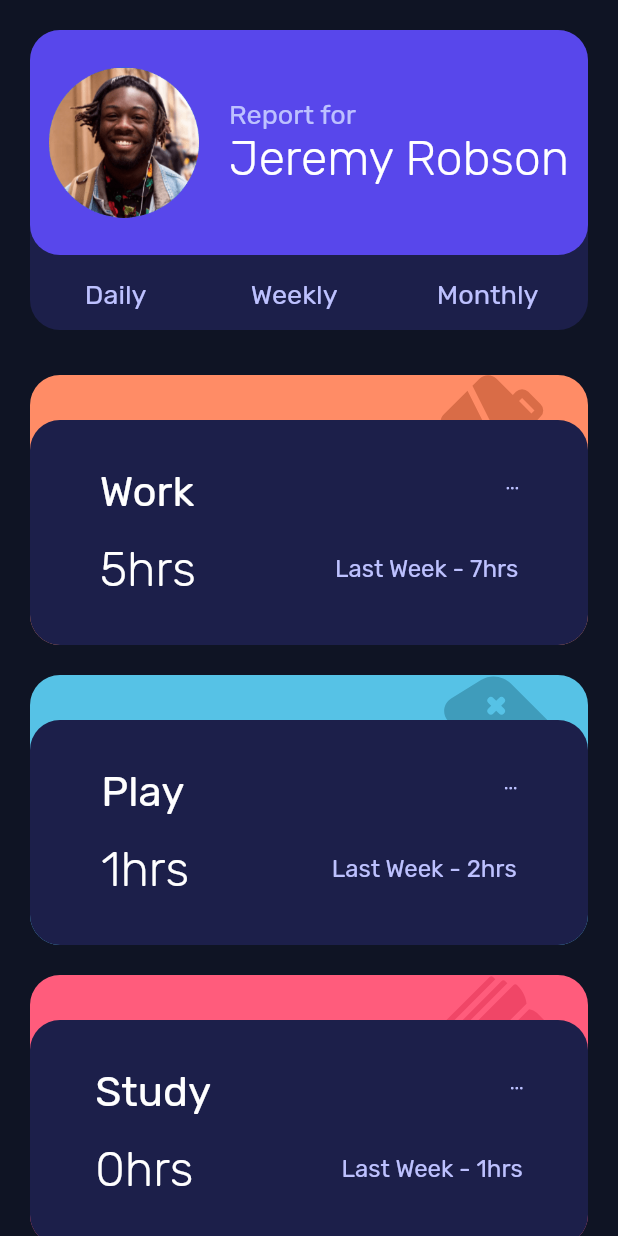
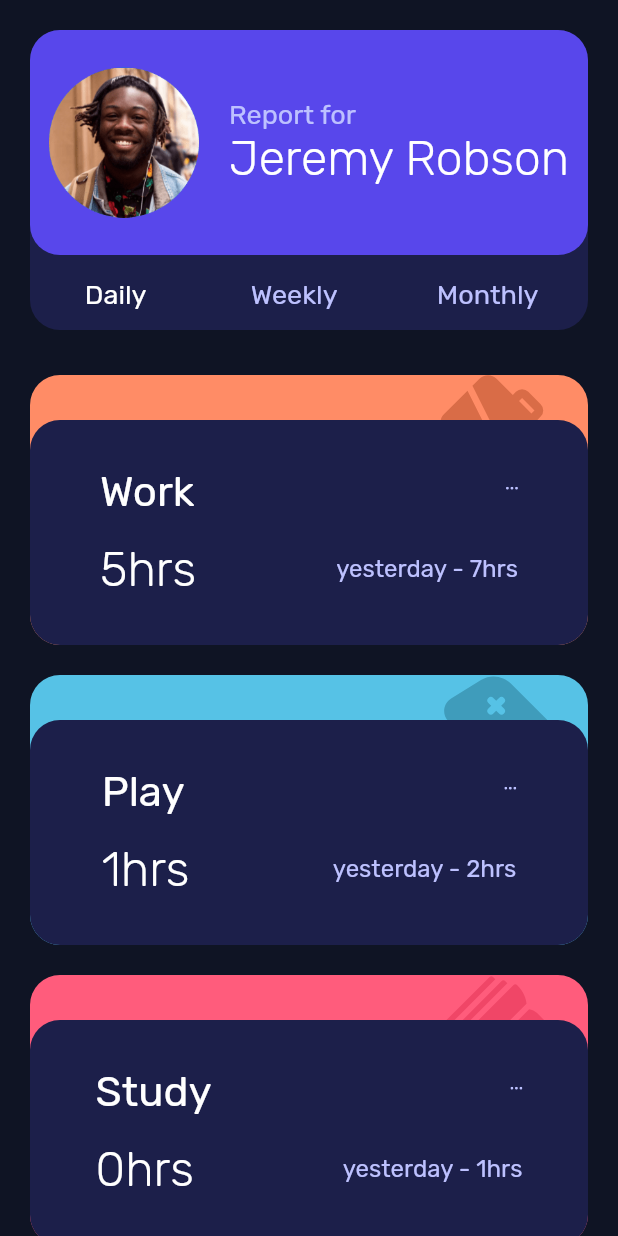
Before and after one commit to dileep9490/time_tracking_dashboard_ui, a Flutter app: the screen it shows after launch, after a tap on "Daily", on a phone screen of 412 x 824 dp. Run offline on Flutter 3.47's test engine with Material 2 defaults, Android fonts, the light colour scheme and no system bars; our stand-ins replace bloc, equatable, flutter_bloc, flutter_svg.

Commit message:
challenge completed

```diff
--- a/lib/dashboard/cubit/timeframe_cubit.dart
+++ b/lib/dashboard/cubit/timeframe_cubit.dart
@@ -3,15 +3,11 @@ import 'package:equatable/equatable.dart';
 
 part 'timeframe_state.dart';
 
-class TimeframeCubit extends Cubit<TimeframeState> {
-  TimeframeCubit() : super(TimeframeState(TimeFrame.daily));
-
-  int _index = 0;
+class TimeFrameCubit extends Cubit<TimeFrameState> {
+  TimeFrameCubit() : super(TimeFrameState(index: 0));
 
   void changeTimeFrame(int index) {
-    TimeframeState(TimeFrame.values[index]);
-    _index = index;
+    state.index = index;
+    emit(TimeFrameState(index: state.index));
   }
-
-  get timeFrameindex => _index;
 }
--- a/lib/dashboard/model/tracker.dart
+++ b/lib/dashboard/model/tracker.dart
@@ -2,23 +2,14 @@ import 'dart:convert';
 
 class Tracker {
   final String title;
-  final TimeFrame daily;
-  final TimeFrame weekly;
-  final TimeFrame monthly;
+  List<TimeFrame> timeframes = [];
 
   Tracker(
       {required this.title,
-      required this.daily,
-      required this.weekly,
-      required this.monthly});
-
-  Map<String, dynamic> toMap() {
-    return {
-      'title': title,
-      'daily': daily.toMap(),
-      'weekly': weekly.toMap(),
-      'monthly': monthly.toMap(),
-    };
+      required TimeFrame daily,
+      required TimeFrame weekly,
+      required TimeFrame monthly}) {
+    timeframes = [daily, weekly, monthly];
   }
 
   factory Tracker.fromMap(Map<String, dynamic> map) {
@@ -29,8 +20,6 @@ class Tracker {
       monthly: TimeFrame.fromMap(map['timeframes']['monthly']),
     );
   }
-
-  String toJson() => json.encode(toMap());
 
   factory Tracker.fromJson(String source) =>
       Tracker.fromMap(json.decode(source));
--- a/lib/dashboard/views/dashboard_page.dart
+++ b/lib/dashboard/views/dashboard_page.dart
@@ -22,7 +22,7 @@ class DashBoradPage extends StatelessWidget {
               create: (context) => TrackerCubit(),
             ),
             BlocProvider(
-              create: (context) => TimeframeCubit(),
+              create: (context) => TimeFrameCubit(),
             ),
           ],
           child: const _DashBoardView(),
@@ -32,8 +32,19 @@ class DashBoradPage extends StatelessWidget {
   }
 }
 
-class _DashBoardView extends StatelessWidget {
+class _DashBoardView extends StatefulWidget {
   const _DashBoardView({Key? key}) : super(key: key);
+
+  @override
+  State<_DashBoardView> createState() => _DashBoardViewState();
+}
+
+class _DashBoardViewState extends State<_DashBoardView> {
+  onPressed(int index) {
+    setState(() {
+      context.read<TimeFrameCubit>().changeTimeFrame(index);
+    });
+  }
 
   @override
   Widget build(BuildContext context) {
@@ -49,35 +60,50 @@ class _DashBoardView extends StatelessWidget {
           );
         } else if (state is TrackerLoaded) {
           List<Tracker> reqlist = state.trackedData;
+          int index = context.read<TimeFrameCubit>().state.index;
+
           return SingleChildScrollView(
             child: Column(
               children: [
-                const HeaderWidget(),
+                HeaderWidget(
+                  onPressed: onPressed,index: index,
+                ),
                 TrackerCard(
                   svgPath: "assets/images/icon-work.svg",
                   tracker: reqlist[0],
                   backgroundcolor: workColor,
+                  index: index,
                 ),
                 TrackerCard(
                   tracker: reqlist[1],
                   svgPath: "assets/images/icon-play.svg",
-                    backgroundcolor: playColor),
+                  backgroundcolor: playColor,
+                  index: index,
+                ),
                 TrackerCard(
                   tracker: reqlist[2],
                   svgPath: "assets/images/icon-study.svg",
-                    backgroundcolor: studyColor),
+                  backgroundcolor: studyColor,
+                  index: index,
+                ),
                 TrackerCard(
                   tracker: reqlist[3],
                   svgPath: "assets/images/icon-exercise.svg",
-                    backgroundcolor: exerciseColor),
+                  backgroundcolor: exerciseColor,
+                  index: index,
+                ),
                 TrackerCard(
                   tracker: reqlist[4],
                   svgPath: "assets/images/icon-social.svg",
-                    backgroundcolor: socialColor),
+                  backgroundcolor: socialColor,
+                  index: index,
+                ),
                 TrackerCard(
                   tracker: reqlist[5],
                   svgPath: "assets/images/icon-self-care.svg",
-                    backgroundcolor: selfcareColor)
+                  backgroundcolor: selfcareColor,
+                  index: index,
+                )
               ],
             ),
           );
--- a/lib/dashboard/widgets/header_widget.dart
+++ b/lib/dashboard/widgets/header_widget.dart
@@ -2,9 +2,12 @@ import 'package:flutter/material.dart';
 
 import 'package:time_tracking_dashboard_ui/colors.dart';
 
+// ignore: must_be_immutable
 class HeaderWidget extends StatelessWidget {
-  const HeaderWidget({Key? key}) : super(key: key);
-
+  Function onPressed;
+  int index;
+  HeaderWidget({Key? key, required this.onPressed, required this.index})
+      : super(key: key);
 
   @override
   Widget build(BuildContext context) {
@@ -23,39 +26,43 @@ class HeaderWidget extends StatelessWidget {
             children: [
               TextButton(
                 onPressed: () {
-                  //TODO:Implement
+                  onPressed(0);
                 },
-                child: const Text(
+                child: Text(
                   'Daily',
                   style: TextStyle(
-                      color: paleBlue,
+                      color: index == 0 ? Colors.white : paleBlue,
                       fontSize: 18,
                       fontWeight: FontWeight.w400),
                 ),
+                style: const ButtonStyle(splashFactory: NoSplash.splashFactory),
               ),
               TextButton(
                 onPressed: () {
-                  //TODO:implement
+                  onPressed(1);
                 },
-                child: const Text(
+                child: Text(
                   'Weekly',
                   style: TextStyle(
-                      color: paleBlue,
+                      color: index == 1 ? Colors.white : paleBlue,
                       fontSize: 18,
                       fontWeight: FontWeight.w400),
                 ),
+                style: const ButtonStyle(splashFactory: NoSplash.splashFactory),
               ),
               TextButton(
                 onPressed: () {
-                    //TODO:implement
+                  onPressed(2);
                 },
-                  child: const Text(
+                child: Text(
                   'Monthly',
                   style: TextStyle(
-                        color: paleBlue,
+                      color: index == 2 ? Colors.white : paleBlue,
                       fontSize: 18,
                       fontWeight: FontWeight.w400),
-                  ))
+                ),
+                style: const ButtonStyle(splashFactory: NoSplash.splashFactory),
+              )
             ],
           ),
         ),
--- a/lib/dashboard/widgets/tracker_widget.dart
+++ b/lib/dashboard/widgets/tracker_widget.dart
@@ -1,6 +1,7 @@
 import 'package:flutter/material.dart';
 import 'package:flutter_svg/flutter_svg.dart';
 import 'package:time_tracking_dashboard_ui/colors.dart';
+
 import 'package:time_tracking_dashboard_ui/dashboard/model/tracker.dart';
 
 class TrackerCard extends StatelessWidget {
@@ -8,12 +9,26 @@ class TrackerCard extends StatelessWidget {
       {Key? key,
       required this.tracker,
       required this.svgPath,
-      required this.backgroundcolor})
+      required this.backgroundcolor,
+      required this.index})
       : super(key: key);
 
   final Tracker tracker;
   final String svgPath;
   final Color backgroundcolor;
+  final int index;
+
+  String previousText(int index) {
+    switch (index) {
+      case (0):
+        return "yesterday - ";
+      case (1):
+        return "Last Week - ";
+      case (2):
+      default:
+        return "Last Month -";
+    }
+  }
 
   @override
   Widget build(BuildContext context) {
@@ -60,7 +75,7 @@ class TrackerCard extends StatelessWidget {
                             fontSize: 28),
                       ),
                       const Padding(padding: EdgeInsets.all(8)),
-                      Text('${tracker.daily.current.toString()}hrs',
+                      Text('${tracker.timeframes[index].current.toString()}hrs',
                           style: const TextStyle(
                               color: Colors.white,
                               fontWeight: FontWeight.w300,
@@ -83,7 +98,7 @@ class TrackerCard extends StatelessWidget {
                         padding: EdgeInsets.all(20),
                       ),
                       Text(
-                        "Last Week - ${tracker.daily.previous.toString()}hrs",
+                        "${previousText(index)}${tracker.timeframes[index].previous.toString()}hrs",
                         style: const TextStyle(color: paleBlue, fontSize: 16),
                       )
                     ],
```
Also changed, not shown: 1 other file. Lines whose indentation alone changed are shown as unchanged.
